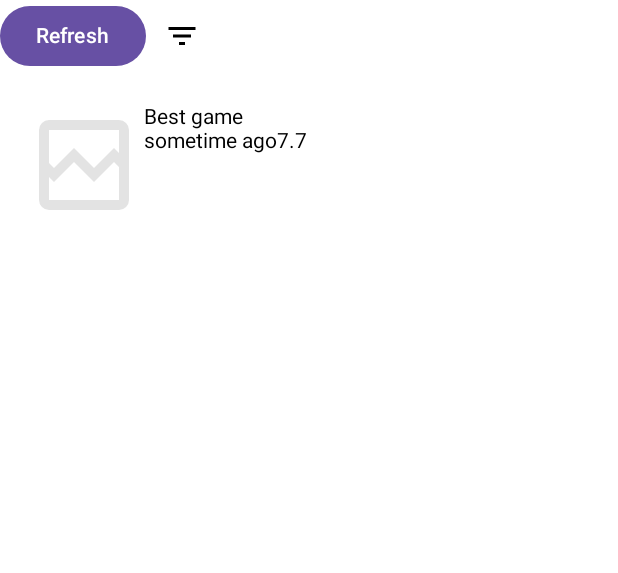
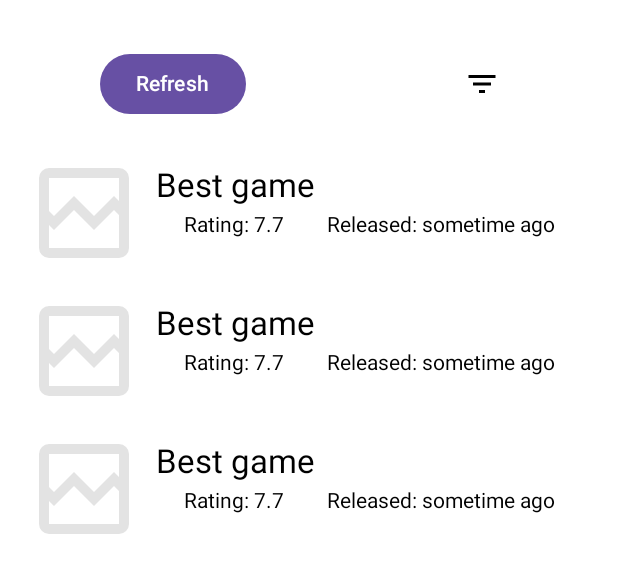
Before and after one commit to m-cappi/kotlin-seminario-tpe2, an Android app built with Jetpack Compose: the @Preview function PreviewGamesContent, on a phone screen of 412 x 824 dp. Shown: the top 573 px of the screen. Run offline under Robolectric (Android 15) with nearby library versions, the phone set to English and light mode, and no system bars; network calls fail; pictures from the network do not load.

Commit message:
adds box styles

```diff
--- a/app/src/main/java/com/example/seminariotp/ui/games/GameItem.kt
+++ b/app/src/main/java/com/example/seminariotp/ui/games/GameItem.kt
@@ -1,11 +1,20 @@
 package com.example.seminariotp.ui.games
 
+import androidx.compose.foundation.layout.Arrangement
 import com.example.seminariotp.R
 import androidx.compose.foundation.layout.Column
 import androidx.compose.foundation.layout.Row
+import androidx.compose.foundation.layout.Spacer
+import androidx.compose.foundation.layout.fillMaxSize
+import androidx.compose.foundation.layout.fillMaxWidth
+import androidx.compose.foundation.layout.height
+import androidx.compose.foundation.layout.padding
 import androidx.compose.foundation.layout.size
+import androidx.compose.foundation.layout.width
+import androidx.compose.material3.MaterialTheme
 import androidx.compose.material3.Text
 import androidx.compose.runtime.Composable
+import androidx.compose.ui.Alignment
 import androidx.compose.ui.Modifier
 import androidx.compose.ui.res.painterResource
 import androidx.compose.ui.tooling.preview.Preview
@@ -19,11 +28,11 @@ fun GameItem(
     releaseDate: String,
     imageUrl: String?,
     rating: Double,
+) {
+
+    Row(
+        modifier = modifier,
     ) {
-
-    Row (
-        modifier=modifier,
-    ){
         AsyncImage(
             modifier = Modifier.size(80.dp),
             model = imageUrl.orEmpty(),
@@ -32,29 +41,39 @@ fun GameItem(
             error = painterResource(R.drawable.broken_image)
         )
 
-        Column {
+        Column(
+            modifier = Modifier.fillMaxWidth().height(80.dp).padding(8.dp),
+            horizontalAlignment = Alignment.Start,
+            verticalArrangement = Arrangement.SpaceAround,
+        ) {
             Text(
-                text = name
+                text = name,
+                style = MaterialTheme.typography.titleLarge,
             )
-            Row {
+//            Spacer(Modifier.height(20.dp))
+            Row(
+                modifier = Modifier.fillMaxSize().padding(4.dp),
+                horizontalArrangement = Arrangement.SpaceAround,
+                ) {
                 Text(
-                    text = releaseDate
+                    text = "Rating: $rating"
                 )
                 Text(
-                    text = rating.toString()
+                    text = "Released: $releaseDate"
                 )
+//                Spacer(Modifier.width(20.dp))
             }
         }
     }
 }
 
-@Preview
+@Preview(showBackground = true)
 @Composable
-private fun GameItemPreview(){
+private fun GameItemPreview() {
     GameItem(
         name = "Cyberpunk2077",
-        releaseDate= "Unspecified year",
-        imageUrl= "not_found",
-        rating= 7.5,
+        releaseDate = "Unspecified year",
+        imageUrl = "not_found",
+        rating = 7.5,
     )
 }
--- a/app/src/main/java/com/example/seminariotp/ui/games/GamesContent.kt
+++ b/app/src/main/java/com/example/seminariotp/ui/games/GamesContent.kt
@@ -1,12 +1,15 @@
 package com.example.seminariotp.ui.games
 
 
+import androidx.compose.foundation.layout.Arrangement
 import com.example.seminariotp.R
 
 import androidx.compose.foundation.layout.Column
 import androidx.compose.foundation.layout.Row
+import androidx.compose.foundation.layout.Spacer
 import androidx.compose.foundation.layout.fillMaxSize
 import androidx.compose.foundation.layout.fillMaxWidth
+import androidx.compose.foundation.layout.height
 import androidx.compose.foundation.layout.padding
 import androidx.compose.foundation.lazy.LazyColumn
 import androidx.compose.foundation.lazy.items
@@ -32,7 +35,12 @@ fun GamesContent(
     onFiltersClick: () -> Unit,
 ) {
     Column(modifier = Modifier.fillMaxSize()) {
-        Row {
+        Spacer(modifier = Modifier.height(32.dp))
+
+        Row (
+            modifier = Modifier.fillMaxWidth(),
+            horizontalArrangement = Arrangement.SpaceAround
+        ){
             Button(onClick = onRefreshGames) {
                 Text(
                     text = stringResource(R.string.refresh_games)
@@ -82,7 +90,21 @@ private fun PreviewGamesContent() {
                 imageUrl = "not found",
                 rating = 7.7,
                 platforms = listOf("pc"),
-            )
+            ),Game(
+                id = 0,
+                name = "Best game",
+                releaseDate = "sometime ago",
+                imageUrl = "not found",
+                rating = 7.7,
+                platforms = listOf("pc"),
+            ),Game(
+                id = 0,
+                name = "Best game",
+                releaseDate = "sometime ago",
+                imageUrl = "not found",
+                rating = 7.7,
+                platforms = listOf("pc"),
+            ),
         ),
         onRefreshGames = {},
         onFiltersClick = {},
```
